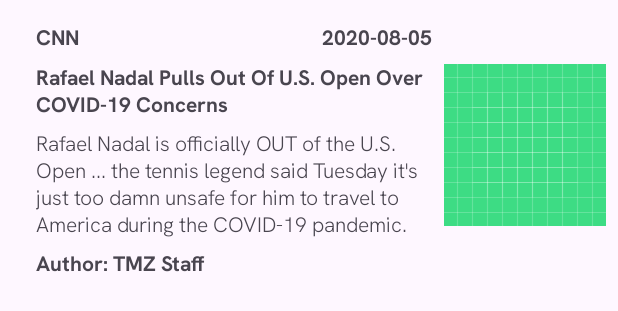
After one commit to Dtorres4433/NewsApp, an Android app: the layout news_card.xml on its own in the app's theme, with its tools: preview values and no code run, on a phone screen of 412 x 824 dp. The commit adds this screen. Shown: the top 311 px of the screen. Run offline under Robolectric (Android 15) with nearby library versions, the phone set to English and light mode, and no system bars.

Commit message:
RecycleView Implementation

```diff
--- /dev/null
+++ b/app/src/main/java/com/torresdavid/newsapp/News.kt
@@ -0,0 +1,4 @@
+package com.torresdavid.newsapp
+
+class News {
+}
--- /dev/null
+++ b/app/src/main/res/layout/news_card.xml
@@ -0,0 +1,76 @@
+<?xml version="1.0" encoding="utf-8"?>
+<androidx.constraintlayout.widget.ConstraintLayout xmlns:android="http://schemas.android.com/apk/res/android"
+    xmlns:app="http://schemas.android.com/apk/res-auto"
+    xmlns:tools="http://schemas.android.com/tools"
+    android:layout_width="match_parent"
+    android:layout_height="wrap_content"
+    android:padding="8dp">
+
+    <TextView
+        android:id="@+id/source"
+        android:layout_width="wrap_content"
+        android:layout_height="wrap_content"
+        android:layout_marginStart="16dp"
+        android:layout_marginTop="8dp"
+        android:text="CNN"
+        android:fontFamily="@font/hankengrotesk_bold"
+        app:layout_constraintStart_toStartOf="parent"
+        app:layout_constraintTop_toTopOf="parent" />
+
+    <ImageView
+        android:id="@+id/imageView"
+        android:layout_width="wrap_content"
+        android:layout_height="wrap_content"
+        app:layout_constraintBottom_toBottomOf="parent"
+        app:layout_constraintEnd_toEndOf="parent"
+        app:layout_constraintTop_toTopOf="parent"
+        app:srcCompat="@drawable/ic_launcher_background" />
+
+    <TextView
+        android:id="@+id/published_at"
+        android:layout_width="wrap_content"
+        android:layout_height="wrap_content"
+        android:layout_marginTop="8dp"
+        android:layout_marginEnd="8dp"
+        android:text="2020-08-05"
+        android:fontFamily="@font/hankengrotesk_bold"
+        app:layout_constraintEnd_toStartOf="@+id/imageView"
+        app:layout_constraintTop_toTopOf="parent" />
+
+    <TextView
+        android:id="@+id/title"
+        android:layout_width="0dp"
+        android:layout_height="wrap_content"
+        android:layout_marginStart="16dp"
+        android:layout_marginTop="8dp"
+        android:layout_marginEnd="8dp"
+        android:text="Rafael Nadal Pulls Out Of U.S. Open Over COVID-19 Concerns"
+        android:fontFamily="@font/hankengrotesk_bold"
+        app:layout_constraintEnd_toStartOf="@+id/imageView"
+        app:layout_constraintStart_toStartOf="parent"
+        app:layout_constraintTop_toBottomOf="@+id/source" />
+
+    <TextView
+        android:id="@+id/description"
+        android:layout_width="0dp"
+        android:layout_height="wrap_content"
+        android:layout_marginStart="16dp"
+        android:layout_marginTop="8dp"
+        android:text="Rafael Nadal is officially OUT of the U.S. Open ... the tennis legend said Tuesday it's just too damn unsafe for him to travel to America during the COVID-19 pandemic. "
+        android:fontFamily="@font/hankengrotesk_light"
+        app:layout_constraintEnd_toStartOf="@+id/imageView"
+        app:layout_constraintStart_toStartOf="parent"
+        app:layout_constraintTop_toBottomOf="@+id/title" />
+
+    <TextView
+        android:id="@+id/author"
+        android:layout_width="wrap_content"
+        android:layout_height="wrap_content"
+        android:layout_marginStart="16dp"
+        android:layout_marginTop="8dp"
+        android:text="Author: TMZ Staff"
+        android:fontFamily="@font/hankengrotesk_bold"
+        app:layout_constraintBottom_toBottomOf="parent"
+        app:layout_constraintStart_toStartOf="parent"
+        app:layout_constraintTop_toBottomOf="@+id/description" />
+</androidx.constraintlayout.widget.ConstraintLayout>
--- a/gradle/libs.versions.toml
+++ b/gradle/libs.versions.toml
@@ -1,5 +1,5 @@
 [versions]
-agp = "8.7.1"
+agp = "8.7.2"
 dotlottieAndroid = "0.0.3"
 gson = "2.11.0"
 kotlin = "1.9.24"
```
Also changed, not shown: app/src/main/java/com/torresdavid/newsapp/NewsActivity.kt (+11 -0 lines), app/src/main/java/com/torresdavid/newsapp/NewsAdapter.kt (added, +31 -0 lines), app/src/main/res/layout/activity_news.xml (+9 -0 lines).
